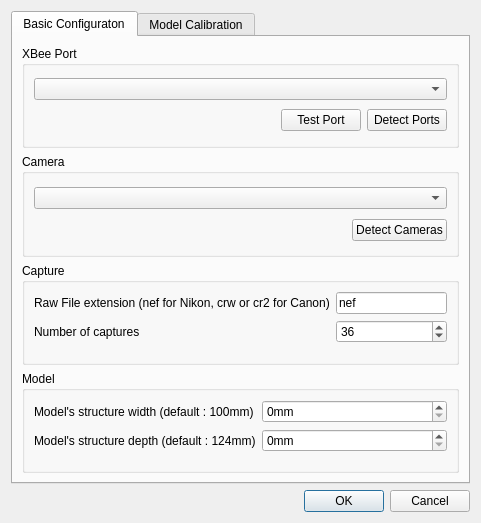
Before: the Qt Designer form pc/core/settingsform.ui in plule/pfe-costumes, drawn with Qt 5.
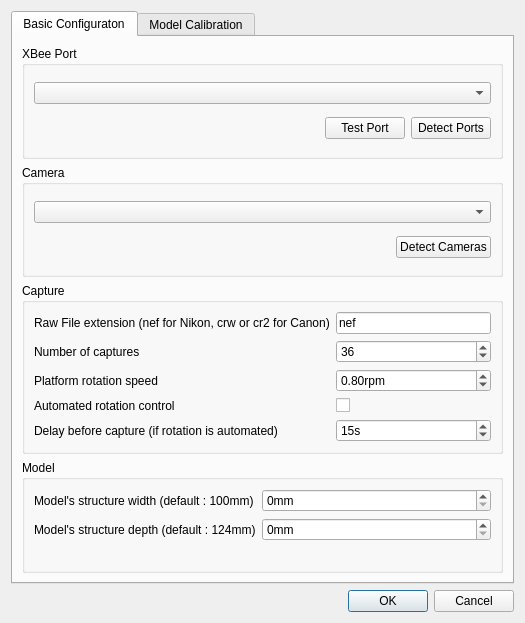
After: the same form once the commit is applied. Icons and pictures are not drawn.

Commit message: prepare rotation settings

The edit to the form file:
```diff
--- a/pc/core/settingsform.ui
+++ b/pc/core/settingsform.ui
@@ -6,8 +6,8 @@
    <rect>
     <x>0</x>
     <y>0</y>
-    <width>481</width>
-    <height>523</height>
+    <width>525</width>
+    <height>623</height>
    </rect>
   </property>
   <property name="windowTitle">
@@ -180,6 +180,54 @@
             </property>
            </widget>
           </item>
+          <item row="2" column="0">
+           <widget class="QLabel" name="rotationSpeedLabel">
+            <property name="text">
+             <string>Platform rotation speed</string>
+            </property>
+           </widget>
+          </item>
+          <item row="2" column="1">
+           <widget class="QDoubleSpinBox" name="rotationSpeedSpin">
+            <property name="suffix">
+             <string>rpm</string>
+            </property>
+            <property name="value">
+             <double>0.800000000000000</double>
+            </property>
+           </widget>
+          </item>
+          <item row="4" column="0">
+           <widget class="QLabel" name="delayLabel">
+            <property name="text">
+             <string>Delay before capture (if rotation is automated)</string>
+            </property>
+           </widget>
+          </item>
+          <item row="4" column="1">
+           <widget class="QSpinBox" name="delaySpin">
+            <property name="suffix">
+             <string>s</string>
+            </property>
+            <property name="value">
+             <number>15</number>
+            </property>
+           </widget>
+          </item>
+          <item row="3" column="0">
+           <widget class="QLabel" name="automatedRotationLabel">
+            <property name="text">
+             <string>Automated rotation control</string>
+            </property>
+           </widget>
+          </item>
+          <item row="3" column="1">
+           <widget class="QCheckBox" name="automatedRotationCheck">
+            <property name="text">
+             <string/>
+            </property>
+           </widget>
+          </item>
          </layout>
         </widget>
        </item>
```
Left out of the diff: 36 changed lines with no effect on the pictures. The commit also changes 1 other file.
